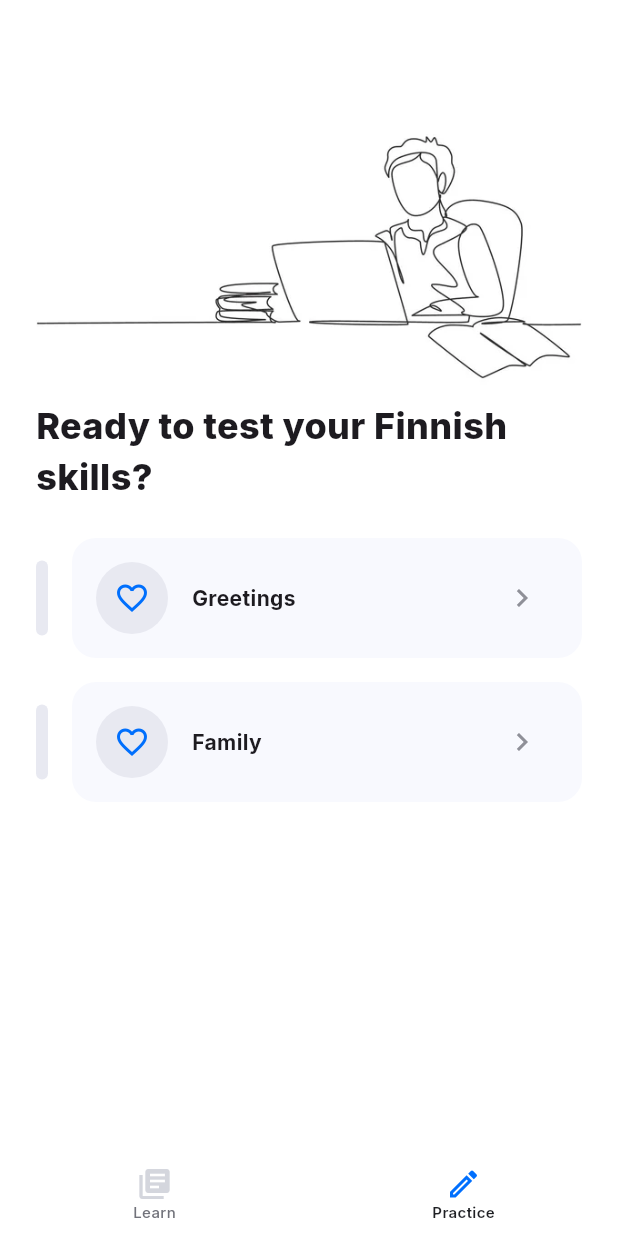
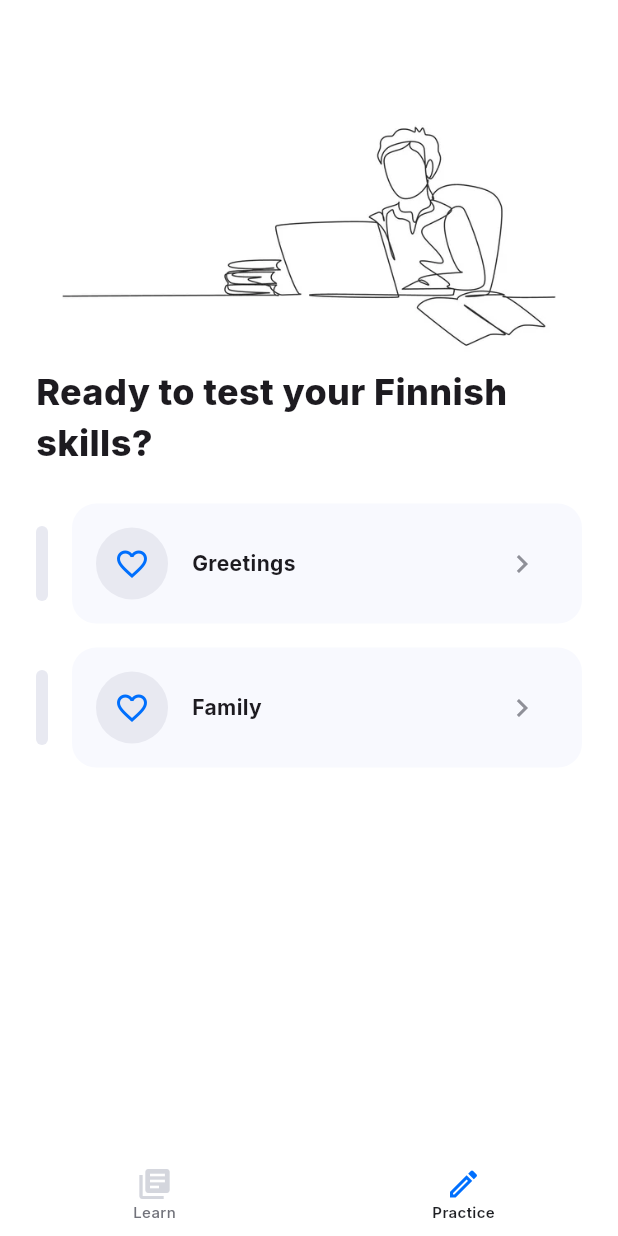
Before and after one commit to gianlucaromeo/finnish-survival, a Flutter app: the screen it shows after launch, item 2 of the bottom bar chosen, on a phone screen of 412 x 824 dp. Run offline on Flutter 3.47's test engine with Material 3 defaults, Android fonts, the phone set to English and light mode, and no system bars; our stand-ins replace get, google_fonts, shared_preferences.

Commit message:
Fixed overflows

```diff
--- a/finnish_survival/lib/modules/exercises/screens/exercises_page_small.dart
+++ b/finnish_survival/lib/modules/exercises/screens/exercises_page_small.dart
@@ -7,7 +7,9 @@ class ExercisesPageSmall extends StatelessWidget {
 
   @override
   Widget build(BuildContext context) {
-    return Scaffold(
+    return PopScope(
+      canPop: false,
+      child: Scaffold(
         backgroundColor: AppColors.neutralLightLightest,
         body: SafeArea(
           child: Padding(
@@ -16,7 +18,7 @@ class ExercisesPageSmall extends StatelessWidget {
               children: [
                 Center(
                   child: SizedBox(
-                  width: 620.0,
+                    width: MediaQuery.of(context).size.height * 0.4,
                     child: Image.asset(
                       'assets/practice.jpg',
                       width: double.infinity,
@@ -41,6 +43,7 @@ class ExercisesPageSmall extends StatelessWidget {
 
         /// BOTTOM BAR
         bottomNavigationBar: const AppBottomBar(),
+      ),
     );
   }
 }
--- a/finnish_survival/lib/modules/exercises/screens/topic_exercise_page_large.dart
+++ b/finnish_survival/lib/modules/exercises/screens/topic_exercise_page_large.dart
@@ -8,7 +8,9 @@ class TopicExercisePageLarge extends GetView<ExercisesPageController> {
 
   @override
   Widget build(BuildContext context) {
-    return Scaffold(
+    return PopScope(
+      canPop: false,
+      child: Scaffold(
         appBar: const TopicExerciseAppBar(),
         backgroundColor: AppColors.neutralLightLightest,
         body: Padding(
@@ -46,6 +48,7 @@ class TopicExercisePageLarge extends GetView<ExercisesPageController> {
             ),
           ),
         ),
+      ),
     );
   }
 }
--- a/finnish_survival/lib/modules/exercises/screens/topic_exercise_page_small.dart
+++ b/finnish_survival/lib/modules/exercises/screens/topic_exercise_page_small.dart
@@ -8,7 +8,9 @@ class TopicExercisePageSmall extends GetView<ExercisesPageController> {
 
   @override
   Widget build(BuildContext context) {
-    return Scaffold(
+    return PopScope(
+      canPop: false,
+      child: Scaffold(
         appBar: const TopicExerciseAppBar(),
         backgroundColor: AppColors.neutralLightLightest,
         body: Padding(
@@ -34,6 +36,7 @@ class TopicExercisePageSmall extends GetView<ExercisesPageController> {
             ],
           ),
         ),
+      ),
     );
   }
 }
--- a/finnish_survival/lib/modules/learn/screens/learn_page_large.dart
+++ b/finnish_survival/lib/modules/learn/screens/learn_page_large.dart
@@ -23,7 +23,7 @@ class LearnPageLarge extends StatelessWidget {
                     crossAxisAlignment: CrossAxisAlignment.center,
                     children: [
                       SizedBox(
-                        width: 520.0,
+                        width: MediaQuery.of(context).size.height * 0.5,
                         child: Center(
                           child: Image.asset(
                             'assets/learn.jpg',
--- a/finnish_survival/lib/modules/learn/screens/learn_page_small.dart
+++ b/finnish_survival/lib/modules/learn/screens/learn_page_small.dart
@@ -16,7 +16,7 @@ class LearnPageSmall extends StatelessWidget {
             children: [
               Center(
                 child: SizedBox(
-                  width: 520.0,
+                  width: MediaQuery.of(context).size.height * 0.5,
                   child: Image.asset(
                     'assets/learn.jpg',
                     width: double.infinity,
```
Also changed, not shown: finnish_survival/lib/main.dart (+4 -4 lines), finnish_survival/lib/modules/exercises/screens/exercises_page_large.dart (+5 -2 lines). Lines whose indentation alone changed are shown as unchanged.
